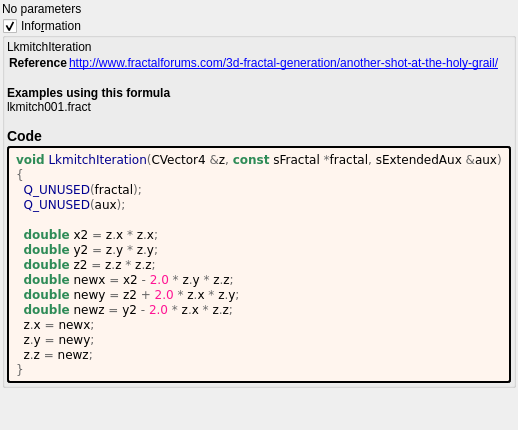
Before: the Qt Designer form mandelbulber2/formula/ui/lkmitch.ui in buddhi1980/mandelbulber2, drawn with Qt 5.
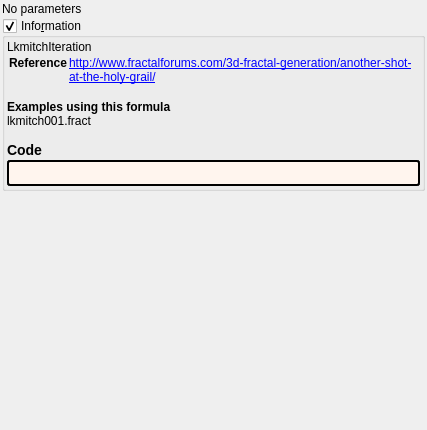
After: the same form once the commit is applied. Custom widgets are drawn as their Qt base class.

Diff of the .ui file:
```diff
--- a/mandelbulber2/formula/ui/lkmitch.ui
+++ b/mandelbulber2/formula/ui/lkmitch.ui
@@ -86,24 +86,7 @@
          <string notr="true">border-style: outset; border-width: 2px; border-radius: 3px; border-color: black; background-color: #fff5ee; padding: 4px;</string>
         </property>
         <property name="text">
-         <string notr="true">&lt;body style=&quot;background-color:#fff5ee&quot;&gt;
-&lt;pre style=&quot;color:#000000; background-color:#fff5ee;  font-family:'Courier New',monospace;&quot;&gt;&lt;span style=&quot;color:#2e8b57; font-weight:bold&quot;&gt;void&lt;/span&gt; &lt;span style=&quot;color:#00008f&quot;&gt;LkmitchIteration&lt;/span&gt;&lt;span style=&quot;color:#676767&quot;&gt;(&lt;/span&gt;CVector4 &lt;span style=&quot;color:#676767&quot;&gt;&amp;amp;&lt;/span&gt;z&lt;span style=&quot;color:#676767&quot;&gt;,&lt;/span&gt; &lt;span style=&quot;color:#2e8b57; font-weight:bold&quot;&gt;const&lt;/span&gt; sFractal &lt;span style=&quot;color:#676767&quot;&gt;*&lt;/span&gt;fractal&lt;span style=&quot;color:#676767&quot;&gt;,&lt;/span&gt; sExtendedAux &lt;span style=&quot;color:#676767&quot;&gt;&amp;amp;&lt;/span&gt;aux&lt;span style=&quot;color:#676767&quot;&gt;)&lt;/span&gt;
-&lt;span style=&quot;color:#676767&quot;&gt;{&lt;/span&gt;
-  &lt;span style=&quot;color:#00008f&quot;&gt;Q_UNUSED&lt;/span&gt;&lt;span style=&quot;color:#676767&quot;&gt;(&lt;/span&gt;fractal&lt;span style=&quot;color:#676767&quot;&gt;);&lt;/span&gt;
-  &lt;span style=&quot;color:#00008f&quot;&gt;Q_UNUSED&lt;/span&gt;&lt;span style=&quot;color:#676767&quot;&gt;(&lt;/span&gt;aux&lt;span style=&quot;color:#676767&quot;&gt;);&lt;/span&gt;
-
-  &lt;span style=&quot;color:#2e8b57; font-weight:bold&quot;&gt;double&lt;/span&gt; x2 &lt;span style=&quot;color:#676767&quot;&gt;=&lt;/span&gt; z&lt;span style=&quot;color:#676767&quot;&gt;.&lt;/span&gt;x &lt;span style=&quot;color:#676767&quot;&gt;*&lt;/span&gt; z&lt;span style=&quot;color:#676767&quot;&gt;.&lt;/span&gt;x&lt;span style=&quot;color:#676767&quot;&gt;;&lt;/span&gt;
-  &lt;span style=&quot;color:#2e8b57; font-weight:bold&quot;&gt;double&lt;/span&gt; y2 &lt;span style=&quot;color:#676767&quot;&gt;=&lt;/span&gt; z&lt;span style=&quot;color:#676767&quot;&gt;.&lt;/span&gt;y &lt;span style=&quot;color:#676767&quot;&gt;*&lt;/span&gt; z&lt;span style=&quot;color:#676767&quot;&gt;.&lt;/span&gt;y&lt;span style=&quot;color:#676767&quot;&gt;;&lt;/span&gt;
-  &lt;span style=&quot;color:#2e8b57; font-weight:bold&quot;&gt;double&lt;/span&gt; z2 &lt;span style=&quot;color:#676767&quot;&gt;=&lt;/span&gt; z&lt;span style=&quot;color:#676767&quot;&gt;.&lt;/span&gt;z &lt;span style=&quot;color:#676767&quot;&gt;*&lt;/span&gt; z&lt;span style=&quot;color:#676767&quot;&gt;.&lt;/span&gt;z&lt;span style=&quot;color:#676767&quot;&gt;;&lt;/span&gt;
-  &lt;span style=&quot;color:#2e8b57; font-weight:bold&quot;&gt;double&lt;/span&gt; newx &lt;span style=&quot;color:#676767&quot;&gt;=&lt;/span&gt; x2 &lt;span style=&quot;color:#676767&quot;&gt;-&lt;/span&gt; &lt;span style=&quot;color:#ff1493&quot;&gt;2.0&lt;/span&gt; &lt;span style=&quot;color:#676767&quot;&gt;*&lt;/span&gt; z&lt;span style=&quot;color:#676767&quot;&gt;.&lt;/span&gt;y &lt;span style=&quot;color:#676767&quot;&gt;*&lt;/span&gt; z&lt;span style=&quot;color:#676767&quot;&gt;.&lt;/span&gt;z&lt;span style=&quot;color:#676767&quot;&gt;;&lt;/span&gt;
-  &lt;span style=&quot;color:#2e8b57; font-weight:bold&quot;&gt;double&lt;/span&gt; newy &lt;span style=&quot;color:#676767&quot;&gt;=&lt;/span&gt; z2 &lt;span style=&quot;color:#676767&quot;&gt;+&lt;/span&gt; &lt;span style=&quot;color:#ff1493&quot;&gt;2.0&lt;/span&gt; &lt;span style=&quot;color:#676767&quot;&gt;*&lt;/span&gt; z&lt;span style=&quot;color:#676767&quot;&gt;.&lt;/span&gt;x &lt;span style=&quot;color:#676767&quot;&gt;*&lt;/span&gt; z&lt;span style=&quot;color:#676767&quot;&gt;.&lt;/span&gt;y&lt;span style=&quot;color:#676767&quot;&gt;;&lt;/span&gt;
-  &lt;span style=&quot;color:#2e8b57; font-weight:bold&quot;&gt;double&lt;/span&gt; newz &lt;span style=&quot;color:#676767&quot;&gt;=&lt;/span&gt; y2 &lt;span style=&quot;color:#676767&quot;&gt;-&lt;/span&gt; &lt;span style=&quot;color:#ff1493&quot;&gt;2.0&lt;/span&gt; &lt;span style=&quot;color:#676767&quot;&gt;*&lt;/span&gt; z&lt;span style=&quot;color:#676767&quot;&gt;.&lt;/span&gt;x &lt;span style=&quot;color:#676767&quot;&gt;*&lt;/span&gt; z&lt;span style=&quot;color:#676767&quot;&gt;.&lt;/span&gt;z&lt;span style=&quot;color:#676767&quot;&gt;;&lt;/span&gt;
-  z&lt;span style=&quot;color:#676767&quot;&gt;.&lt;/span&gt;x &lt;span style=&quot;color:#676767&quot;&gt;=&lt;/span&gt; newx&lt;span style=&quot;color:#676767&quot;&gt;;&lt;/span&gt;
-  z&lt;span style=&quot;color:#676767&quot;&gt;.&lt;/span&gt;y &lt;span style=&quot;color:#676767&quot;&gt;=&lt;/span&gt; newy&lt;span style=&quot;color:#676767&quot;&gt;;&lt;/span&gt;
-  z&lt;span style=&quot;color:#676767&quot;&gt;.&lt;/span&gt;z &lt;span style=&quot;color:#676767&quot;&gt;=&lt;/span&gt; newz&lt;span style=&quot;color:#676767&quot;&gt;;&lt;/span&gt;
-&lt;span style=&quot;color:#676767&quot;&gt;}&lt;/span&gt;
-&lt;/pre&gt;
-&lt;/body&gt;</string>
+         <string notr="true"></string>
         </property>
         <property name="wordWrap">
          <bool>true</bool>
```
